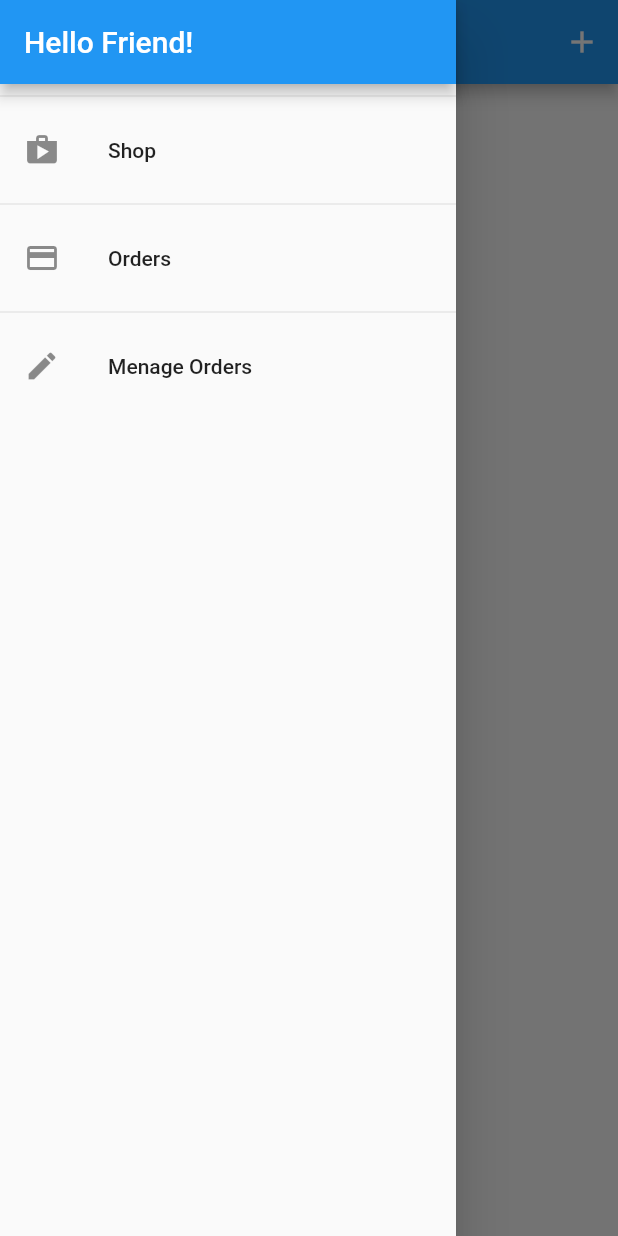
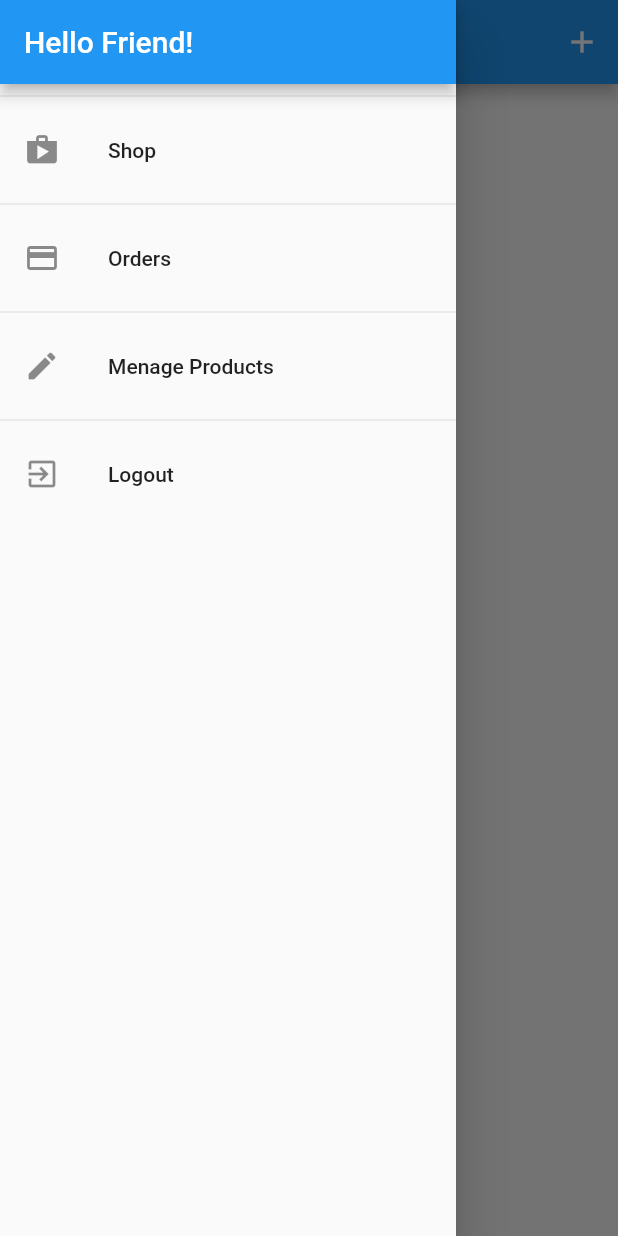
Before and after one commit to budda24/shop, a Flutter app: the UserProductsScreen screen opened by its route, with the side drawer open, on a phone screen of 412 x 824 dp. Run offline on Flutter 3.47's test engine with Material 2 defaults, Android fonts, the phone set to English and light mode, and no system bars; our stand-ins replace shared_preferences; accounts and stored records are empty; network calls fail.

```diff
--- a/lib/providers/products_provider.dart
+++ b/lib/providers/products_provider.dart
@@ -2,6 +2,8 @@ import 'dart:convert';
 
 import 'package:flutter/material.dart';
 import 'package:http/http.dart' as http;
+import 'package:provider/provider.dart';
+import 'package:shop/providers/auth_provider.dart';
 
 import '../screeans/edit_product_screen.dart';
 import '../providers/product.dart';
@@ -13,40 +15,7 @@ class Products with ChangeNotifier {
     return [..._products];
   }
 
-  List<Product> _products = [
-    /*Product(
-      id: 'p1',
-      title: 'Red Shirt',
-      description: 'A red shirt - it is pretty red!',
-      price: 29.99,
-      imageUrl:
-          'https://cdn.pixabay.com/photo/2016/10/02/22/17/red-t-shirt-1710578_1280.jpg',
-    ),
-    Product(
-      id: 'p2',
-      title: 'Trousers',
-      description: 'A nice pair of trousers.',
-      price: 59.99,
-      imageUrl:
-          'https://upload.wikimedia.org/wikipedia/commons/thumb/e/e8/Trousers%2C_dress_%28AM_1960.022-8%29.jpg/512px-Trousers%2C_dress_%28AM_1960.022-8%29.jpg',
-    ),
-    Product(
-      id: 'p3',
-      title: 'Yellow Scarf',
-      description: 'Warm and cozy - exactly what you need for the winter.',
-      price: 19.99,
-      imageUrl:
-          'https://live.staticflickr.com/4043/4438260868_cc79b3369d_z.jpg',
-    ),
-    Product(
-      id: 'p4',
-      title: 'A Pan',
-      description: 'Prepare any meal you want.',
-      price: 49.99,
-      imageUrl:
-          'https://upload.wikimedia.org/wikipedia/commons/thumb/1/14/Cast-Iron-Pan.jpg/1024px-Cast-Iron-Pan.jpg',
-    ),*/
-  ];
+  List<Product> _products = [];
 
   bool isFavorite = false;
 
@@ -64,15 +33,15 @@ class Products with ChangeNotifier {
     notifyListeners();
   }
 
-  String? token = '';
-  Products({this.token});
+  String? token;
+  String? userId;
+  Products({this.token, this.userId});
 
   Future<void> addProduct(Product product) async {
-
     try {
       /*creating object URI from string*/
       final uri = Uri.parse(
-          'https://shop-8956a-default-rtdb.europe-west1.firebasedatabase.app/products.json');
+          'https://shop-8956a-default-rtdb.europe-west1.firebasedatabase.app/products/$userId.json?auth=$token');
       /*bug body may return cosing null*/
       final response = await http.post(
         uri,
@@ -113,7 +82,7 @@ class Products with ChangeNotifier {
   Future deleteProduct(String id) {
     return http
         .delete(Uri.parse(
-            'https://shop-8956a-default-rtdb.europe-west1.firebasedatabase.app/products/$id.json'))
+            'https://shop-8956a-default-rtdb.europe-west1.firebasedatabase.app/products/$userId/$id.json?auth=$token'))
         .then((response) {
       if (response.statusCode < 201) {
         _products.removeWhere((element) => element.id == id);
@@ -137,7 +106,7 @@ class Products with ChangeNotifier {
     return http
         .patch(
           Uri.parse(
-              'https://shop-8956a-default-rtdb.europe-west1.firebasedatabase.app/products/${product.id}.json'),
+              'https://shop-8956a-default-rtdb.europe-west1.firebasedatabase.app/products/$userId/${product.id}.json?auth=$token'),
           body: json.encode({
             'title': product.title,
             'desFuture<void> cription': product.description,
@@ -150,9 +119,10 @@ class Products with ChangeNotifier {
   }
 
   Future<http.Response> fetchAlbum() {
+    print(token);
     return http
         .get(Uri.parse(
-            'https://shop-8956a-default-rtdb.europe-west1.firebasedatabase.app/products.json?auth=$token'))
+            'https://shop-8956a-default-rtdb.europe-west1.firebasedatabase.app/products/$userId.json?auth=$token'))
         .catchError((onError) => throw onError);
   }
 
--- a/lib/widgets/app_drawer.dart
+++ b/lib/widgets/app_drawer.dart
@@ -1,4 +1,6 @@
 import 'package:flutter/material.dart';
+import 'package:provider/provider.dart';
+import 'package:shop/providers/auth_provider.dart';
 
 import '../screeans/orders_screen.dart';
 import '../screeans/user_producs_screen.dart';
@@ -33,10 +35,19 @@ class AppDrawer extends StatelessWidget {
           Divider(),
           ListTile(
             leading: Icon(Icons.edit),
-            title: Text('Menage Orders'),
+            title: Text('Menage Products'),
             onTap: () {
               Navigator.of(context)
                   .pushReplacementNamed(UserProductsScreen.routeName);
+            },
+          ),
+          Divider(),
+          ListTile(
+            leading: Icon(Icons.exit_to_app),
+            title: Text('Logout'),
+            onTap: () {
+              Provider.of<Auth>(context, listen: false).logOut();
+              Navigator.of(context).pop();
             },
           ),
         ],
--- a/pubspec.yaml
+++ b/pubspec.yaml
@@ -32,6 +32,7 @@ dependencies:
   provider:
   intl: ^0.17.0
   http: ^0.13.4
+  shared_preferences:
 
 
   # The following adds the Cupertino Icons font to your application.
```
Also changed, not shown: lib/main.dart (+13 -7 lines), lib/providers/auth_provider.dart (+68 -3 lines), lib/providers/cart_provider.dart (+9 -4 lines), lib/screeans/edit_product_screen.dart (+22 -13 lines), lib/screeans/splash_screen.dart (added, +12 -0 lines), pubspec.lock.
